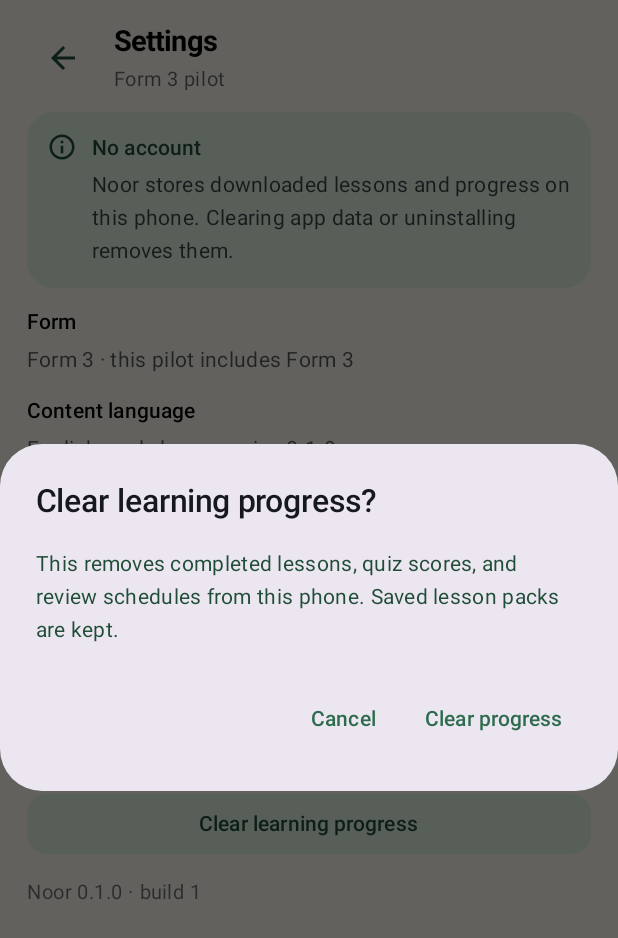
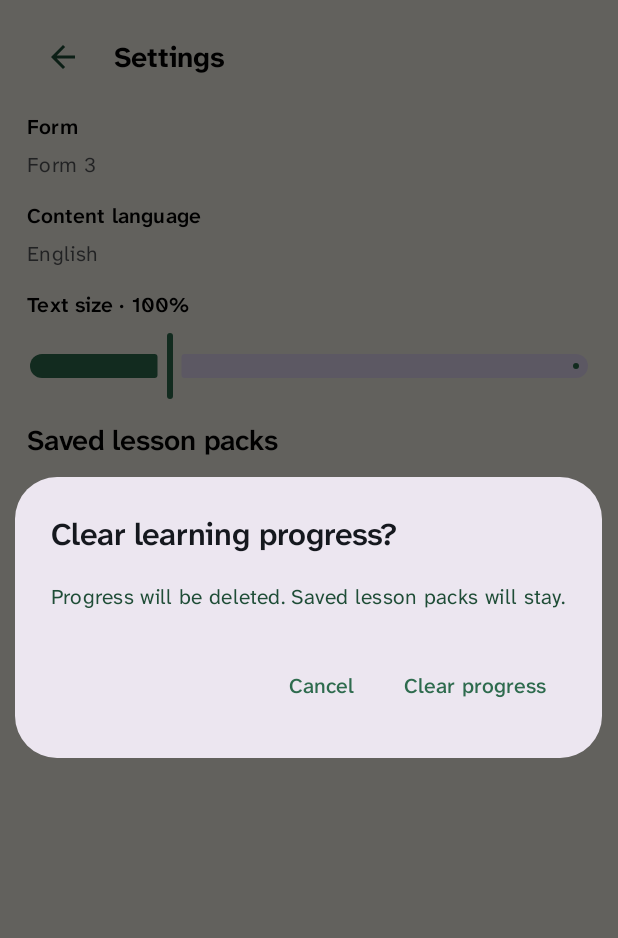
Before and after one commit to 1pagemw/noor-android, an Android app built with Jetpack Compose: the screen it shows after launch (MainActivity), after a tap on "Clear learning progress", on a phone screen of 412 x 824 dp. Shown: the top 938 px of the screen. Run offline under Robolectric (Android 15) with nearby library versions, the phone set to English and light mode, and no system bars; 2 other taps on this screen came first.

Commit message:
refactor: simplify Noor interface copy

```diff
--- a/app/src/main/java/mw/noor/app/ui/NoorApp.kt
+++ b/app/src/main/java/mw/noor/app/ui/NoorApp.kt
@@ -172,7 +172,7 @@ fun NoorApp() {
                                     repository.downloadPack(entry) { percent -> downloadPercent = percent }
                                     dataVersion += 1
                                 } catch (_: Exception) {
-                                    downloadError = "Download did not finish. Check your connection and try again."
+                                    downloadError = "failed"
                                 } finally {
                                     downloadingPackId = ""
                                 }
@@ -285,17 +285,11 @@ private fun WelcomeScreen(onContinue: () -> Unit) {
     ) {
         Text("Noor", style = MaterialTheme.typography.headlineLarge, fontWeight = FontWeight.Bold, color = NoorColors.Moss)
         Spacer(Modifier.height(8.dp))
-        Text("Your Form 3 study companion", style = MaterialTheme.typography.headlineSmall, fontWeight = FontWeight.Bold)
-        Spacer(Modifier.height(12.dp))
-        Text("Learn a topic, practise questions, and review at your own pace. The pilot includes Biology and Physics lesson packs.", style = MaterialTheme.typography.bodyLarge)
-        Spacer(Modifier.height(20.dp))
-        InfoCard(title = "Works offline", body = "Download a subject pack once, then use its lessons and quizzes without a connection.", icon = Icons.Outlined.Download)
-        InfoCard(title = "Your progress stays here", body = "No account is needed. Study progress is stored on this phone and can be cleared in Settings.", icon = Icons.Outlined.Info)
-        InfoCard(title = "Pilot content", body = "These Form 3 lesson packs are drafts awaiting review by a Malawi teacher. They are not official exam advice.", icon = Icons.Outlined.Info)
-        Spacer(Modifier.height(20.dp))
-        PrimaryButton(text = "Start with Form 3", onClick = onContinue)
-        Spacer(Modifier.height(10.dp))
-        Text("Language: English (pilot content)", style = MaterialTheme.typography.bodySmall, color = NoorColors.Ink.copy(alpha = 0.7f))
+        Text("Form 3 · Biology and Physics", style = MaterialTheme.typography.titleMedium, color = NoorColors.MossDark)
+        Spacer(Modifier.height(16.dp))
+        DraftStatusBadge()
+        Spacer(Modifier.height(24.dp))
+        PrimaryButton(text = "Start learning", onClick = onContinue)
     }
 }
 
@@ -339,7 +333,6 @@ private fun LearningTabs(
                 modifier = Modifier.padding(padding),
                 entries = entries,
                 repository = repository,
-                downloadedPacks = downloadedPacks,
                 onOpenPack = onOpenPack,
                 onOpenSettings = onOpenSettings,
                 onContinueLesson = onContinueLesson,
@@ -373,14 +366,12 @@ private fun TodayScreen(
     modifier: Modifier,
     entries: List<ContentCatalogEntry>,
     repository: NoorRepository,
-    downloadedPacks: List<ContentPack>,
     onOpenPack: (ContentCatalogEntry) -> Unit,
     onOpenSettings: () -> Unit,
     onContinueLesson: (mw.noor.app.data.LastLesson) -> Unit,
 ) {
     ScreenColumn(modifier) {
-        ScreenHeader(title = "Noor", subtitle = "Form 3 · Biology and Physics", onSettings = onOpenSettings)
-        Text("Small steps. Strong progress.", style = MaterialTheme.typography.headlineSmall, fontWeight = FontWeight.Bold)
+        ScreenHeader(title = "Noor", subtitle = "", onSettings = onOpenSettings)
         val lastLesson = repository.lastLesson()
         val continueEntry = lastLesson?.let { last -> entries.firstOrNull { it.id == last.packId } }
         val continuePack = continueEntry?.let(repository::loadPack)
@@ -395,18 +386,11 @@ private fun TodayScreen(
                     PrimaryButton(text = "Open lesson", onClick = { onContinueLesson(lastLesson!!) })
                 }
             }
-        } else {
-            InfoCard(
-                title = if (downloadedPacks.isEmpty()) "Choose a subject to begin" else "Your lessons are ready",
-                body = if (downloadedPacks.isEmpty()) "Download Biology or Physics while connected. Lessons and quizzes will then work offline." else "Open a saved pack and continue with a topic.",
-                icon = Icons.Outlined.Download,
-            )
         }
-        Text("Your Form 3 subjects", style = MaterialTheme.typography.titleLarge, fontWeight = FontWeight.SemiBold)
+        Text("Form 3 subjects", style = MaterialTheme.typography.titleLarge, fontWeight = FontWeight.SemiBold)
         entries.forEach { entry ->
             PackCard(entry, downloaded = repository.loadPack(entry) != null, onClick = { onOpenPack(entry) })
         }
-        Text("Progress is saved on this phone. No account is required.", style = MaterialTheme.typography.bodySmall, color = NoorColors.Ink.copy(alpha = 0.68f))
     }
 }
 
@@ -418,25 +402,11 @@ private fun LearnScreen(
     onOpenPack: (ContentCatalogEntry) -> Unit,
     onOpenSettings: () -> Unit,
 ) {
-    val savedSubjects = entries.filter { repository.loadPack(it) != null }
-    val availableSubjects = entries.filter { repository.loadPack(it) == null }
-    val downloadMessage = when {
-        entries.isEmpty() -> "No subject packs are available yet."
-        savedSubjects.isEmpty() -> "Download ${availableSubjects.joinToString(" or ") { it.subject }} while connected. Saved packs can then be used offline."
-        availableSubjects.isEmpty() -> "All available subjects are saved offline: ${savedSubjects.joinToString(", ") { it.subject }}."
-        else -> "Saved offline: ${savedSubjects.joinToString(", ") { it.subject }}. Available to download: ${availableSubjects.joinToString(", ") { it.subject }}."
-    }
     ScreenColumn(modifier) {
-        ScreenHeader("Learn", "Form 3 pilot packs", onOpenSettings)
-        InfoCard(
-            title = if (availableSubjects.isEmpty() && savedSubjects.isNotEmpty()) "All subjects ready offline" else "Offline availability",
-            body = downloadMessage,
-            icon = if (availableSubjects.isEmpty() && savedSubjects.isNotEmpty()) Icons.Outlined.CheckCircle else Icons.Outlined.Download,
-        )
+        ScreenHeader("Learn", "", onOpenSettings)
         entries.forEach { entry ->
             PackCard(entry, downloaded = repository.loadPack(entry) != null, onClick = { onOpenPack(entry) })
         }
-        InfoCard("Draft content", "Topic headings are provisional. A local teacher should review each lesson before classroom use.", Icons.Outlined.Info)
     }
 }
 
@@ -461,7 +431,7 @@ private fun PackCard(entry: ContentCatalogEntry, downloaded: Boolean, onClick: (
             Column(Modifier.weight(1f), verticalArrangement = Arrangement.spacedBy(4.dp)) {
                 Text(entry.subject, style = MaterialTheme.typography.titleMedium, fontWeight = FontWeight.SemiBold)
                 Text("Form ${entry.form} · ${countLabel(entry.topicCount, "topic")}", style = MaterialTheme.typography.bodySmall, color = NoorColors.Ink.copy(alpha = 0.7f))
-                Text(if (downloaded) "Saved offline" else "About ${formatBytes(entry.sizeBytes)} · download to study offline", style = MaterialTheme.typography.bodySmall, color = NoorColors.MossDark)
+                Text(if (downloaded) "Saved offline" else formatBytes(entry.sizeBytes), style = MaterialTheme.typography.bodySmall, color = NoorColors.MossDark)
             }
             Icon(Icons.Outlined.ArrowForward, contentDescription = "Open ${entry.subject}", tint = NoorColors.Moss)
         }
@@ -481,14 +451,12 @@ private fun SubjectScreen(
     onOpenLesson: (ContentTopic, ContentLesson) -> Unit,
     onStartQuiz: (ContentTopic) -> Unit,
 ) {
-    ScreenColumn(Modifier.fillMaxSize(), safeDrawingInsets = true) {
+        ScreenColumn(Modifier.fillMaxSize(), safeDrawingInsets = true) {
         BackHeader(title = entry.subject, subtitle = "Form ${entry.form}", onBack = onBack)
-        Text(entry.description, style = MaterialTheme.typography.bodyLarge)
-        InfoCard(entry.curriculumStatus, "These draft topics need local teacher review before classroom use.", Icons.Outlined.Info)
+        StatusBadge(entry.curriculumStatus)
         if (pack == null) {
             Surface(color = NoorColors.MossDark, shape = RoundedCornerShape(22.dp)) {
                 Column(Modifier.fillMaxWidth().padding(20.dp), verticalArrangement = Arrangement.spacedBy(12.dp)) {
-                    Text("Save this pack for offline study", style = MaterialTheme.typography.titleLarge, fontWeight = FontWeight.SemiBold, color = Color.White)
                     Text("${countLabel(entry.topicCount, "topic")} · about ${formatBytes(entry.sizeBytes)}", color = NoorColors.Mint)
                     if (downloadingPackId == entry.id) {
                         LinearProgressIndicator(progress = { downloadPercent / 100f }, modifier = Modifier.fillMaxWidth(), color = NoorColors.Mint, trackColor = Color.White.copy(alpha = 0.24f))
@@ -502,15 +470,14 @@ private fun SubjectScreen(
                         ) {
                             Icon(Icons.Outlined.Download, contentDescription = null)
                             Spacer(Modifier.width(8.dp))
-                            Text("Download ${entry.subject}")
+                            Text("Download pack")
                         }
                     }
                 }
             }
-            if (downloadError.isNotBlank()) InfoCard("Download not complete", downloadError, Icons.Outlined.Info)
-            Text("Pack downloads use a small HTTPS file and are checked before saving.", style = MaterialTheme.typography.bodySmall, color = NoorColors.Ink.copy(alpha = 0.7f))
+            if (downloadError.isNotBlank()) StatusBadge("Download failed")
         } else {
-            InfoCard("Available offline", "Version ${pack.contentVersion} · ${countLabel(pack.topics.size, "topic")} · stored on this phone", Icons.Outlined.CheckCircle)
+            Text("Saved offline · Version ${pack.contentVersion}", style = MaterialTheme.typography.bodySmall, color = NoorColors.MossDark)
             pack.topics.forEach { topic ->
                 val topicProgress = repository.topicProgress(topic.id)
                 TopicCard(
@@ -536,7 +503,6 @@ private fun TopicCard(
     Card(colors = CardDefaults.cardColors(containerColor = Color.White), shape = RoundedCornerShape(18.dp), border = BorderStroke(1.dp, NoorColors.Mint)) {
         Column(Modifier.fillMaxWidth().padding(16.dp), verticalArrangement = Arrangement.spacedBy(10.dp)) {
             Text(topic.title, style = MaterialTheme.typography.titleMedium, fontWeight = FontWeight.SemiBold)
-            Text(topic.description, style = MaterialTheme.typography.bodySmall, color = NoorColors.Ink.copy(alpha = 0.72f))
             topic.lessons.forEach { lesson ->
                 Row(verticalAlignment = Alignment.CenterVertically, horizontalArrangement = Arrangement.spacedBy(8.dp)) {
                     Icon(if (lesson.id in completedLessons) Icons.Outlined.CheckCircle else Icons.Outlined.MenuBook, contentDescription = null, tint = NoorColors.Moss, modifier = Modifier.size(19.dp))
@@ -572,8 +538,8 @@ private fun LessonScreen(
     ScreenColumn(Modifier.fillMaxSize(), safeDrawingInsets = true) {
         BackHeader(title = pack.subject, subtitle = topic.title, onBack = onBack)
         Text(lesson.title, style = MaterialTheme.typography.headlineSmall, fontWeight = FontWeight.Bold)
-        Text("About ${countLabel(lesson.readTimeMinutes, "minute")} · Form ${pack.form}", style = MaterialTheme.typography.bodySmall, color = NoorColors.Ink.copy(alpha = 0.68f))
-        InfoCard(pack.curriculumStatus, "Use this draft to study, and ask a teacher to verify syllabus details.", Icons.Outlined.Info)
+        Text(countLabel(lesson.readTimeMinutes, "minute"), style = MaterialTheme.typography.bodySmall, color = NoorColors.Ink.copy(alpha = 0.68f))
+        StatusBadge(pack.curriculumStatus)
         lesson.sections.forEach { section ->
             Column(verticalArrangement = Arrangement.spacedBy(6.dp)) {
                 Text(section.heading, style = MaterialTheme.typography.titleLarge, fontWeight = FontWeight.SemiBold, color = NoorColors.MossDark)
@@ -632,11 +598,11 @@ private fun ReviewScreen(
         pack.topics.filter { it.id in dueIds }.map { entry to it }
     }
     ScreenColumn(modifier) {
-        ScreenHeader("Review", "Your private practice queue")
+        ScreenHeader("Review", "")
         if (downloadedPacks.isEmpty()) {
-            InfoCard("Download a subject first", "Open Learn and save Biology or Physics to use its lessons and quizzes offline.", Icons.Outlined.Download)
+            Text("No saved subjects", style = MaterialTheme.typography.titleMedium, color = NoorColors.MossDark)
         } else if (dueTopics.isEmpty()) {
-            InfoCard("Nothing is due right now", "A topic becomes due after a practice session. You can still practise any saved topic below.", Icons.Outlined.CheckCircle)
+            Text("Nothing due", style = MaterialTheme.typography.titleMedium, color = NoorColors.MossDark)
         } else {
             Text("Due now · ${countLabel(dueTopics.size, "topic")}", style = MaterialTheme.typography.titleLarge, fontWeight = FontWeight.SemiBold)
             dueTopics.forEach { (entry, topic) -> ReviewCard(entry, topic, repository.topicProgress(topic.id), onStartReview) }
@@ -685,19 +651,18 @@ private fun ProgressScreen(
     val summary = remember(dataVersion, downloadedPacks) { repository.progressSummary(downloadedPacks) }
     val completedLessonIds = remember(dataVersion) { repository.completedLessonIds() }
     ScreenColumn(modifier) {
-        ScreenHeader("Your progress", "Stored on this phone")
+        ScreenHeader("Your progress", "")
         Row(horizontalArrangement = Arrangement.spacedBy(12.dp)) {
             MetricCard("${summary.completedLessons}/${summary.totalLessons}", "lessons complete", Modifier.weight(1f))
             val accuracy = if (summary.answeredQuestions == 0) "—" else "${summary.correctAnswers * 100 / summary.answeredQuestions}%"
             MetricCard(accuracy, "practice accuracy", Modifier.weight(1f))
         }
-        InfoCard(
-            "${countLabel(summary.quizzesCompleted, "practice session")} completed",
-            "${countLabel(summary.dueTopicIds.size, "topic")} due for another look.",
-            Icons.Outlined.BarChart,
-        )
+        Row(horizontalArrangement = Arrangement.spacedBy(12.dp)) {
+            MetricCard(summary.quizzesCompleted.toString(), "sessions", Modifier.weight(1f))
+            MetricCard(summary.dueTopicIds.size.toString(), "topics due", Modifier.weight(1f))
+        }
         if (downloadedPacks.isEmpty()) {
-            InfoCard("Progress starts here", "Download Biology or Physics to see lesson and practice progress.", Icons.Outlined.Download)
+            Text("No saved subjects", style = MaterialTheme.typography.titleMedium, color = NoorColors.MossDark)
         } else {
             downloadedPacks.forEach { pack ->
                 Text("${pack.subject} · Form ${pack.form}", style = MaterialTheme.typography.titleMedium, fontWeight = FontWeight.SemiBold)
@@ -747,18 +712,16 @@ private fun SettingsScreen(
 ) {
     var confirmClear by rememberSaveable { mutableStateOf(false) }
     ScreenColumn(Modifier.fillMaxSize(), safeDrawingInsets = true) {
-        BackHeader("Settings", "Form 3 pilot", onBack)
-        InfoCard("No account", "Noor stores downloaded lessons and progress on this phone. Clearing app data or uninstalling removes them.", Icons.Outlined.Info)
-        SettingLine("Form", "Form ${repository.selectedForm()} · this pilot includes Form 3")
-        SettingLine("Content language", if (repository.language() == "en") "English · only language in v0.1.0" else repository.language())
+        BackHeader("Settings", "", onBack)
+        SettingLine("Form", "Form ${repository.selectedForm()}")
+        SettingLine("Content language", if (repository.language() == "en") "English" else repository.language())
         Column(verticalArrangement = Arrangement.spacedBy(6.dp)) {
             Text("Text size · ${(textScale * 100).roundToInt()}%", style = MaterialTheme.typography.titleSmall, fontWeight = FontWeight.SemiBold)
             Slider(value = textScale, onValueChange = onTextScaleChange, valueRange = 0.9f..1.3f)
-            Text("Uses your phone's display size, with an optional Noor adjustment.", style = MaterialTheme.typography.bodySmall, color = NoorColors.Ink.copy(alpha = 0.68f))
         }
         Text("Saved lesson packs", style = MaterialTheme.typography.titleLarge, fontWeight = FontWeight.SemiBold)
         val storedBytes = repository.downloadedBytes(entries)
-        Text("${formatBytes(storedBytes)} stored by Noor", style = MaterialTheme.typography.bodySmall, color = NoorColors.Ink.copy(alpha = 0.68f))
+        Text(formatBytes(storedBytes), style = MaterialTheme.typography.bodySmall, color = NoorColors.Ink.copy(alpha = 0.68f))
         entries.forEach { entry ->
             val pack = repository.loadPack(entry)
             if (pack != null) {
@@ -787,7 +750,7 @@ private fun SettingsScreen(
         AlertDialog(
             onDismissRequest = { confirmClear = false },
             title = { Text("Clear learning progress?") },
-            text = { Text("This removes completed lessons, quiz scores, and review schedules from this phone. Saved lesson packs are kept.") },
+            text = { Text("Progress will be deleted. Saved lesson packs will stay.") },
             confirmButton = {
                 TextButton(onClick = {
                     repository.clearProgress()
@@ -824,14 +787,12 @@ private fun QuizScreen(
             BackHeader("Practice complete", topic.title, onBack)
             Text("${correctCount * 100 / questions.size}%", style = MaterialTheme.typography.displaySmall, fontWeight = FontWeight.Bold, color = NoorColors.Moss)
             Text("$correctCount of ${questions.size} correct", style = MaterialTheme.typography.titleLarge, fontWeight = FontWeight.SemiBold)
-            InfoCard(
-                title = when {
+            StatusBadge(
+                text = when {
                     correctCount * 100 / questions.size >= 80 -> "Strong work"
                     correctCount * 100 / questions.size >= 60 -> "Good start"
-                    else -> "This topic is due for another review"
+                    else -> "Review recommended"
                 },
-                body = "Your result is saved on this phone. Missed topics are scheduled sooner; strong results are spaced out over time.",
-                icon = Icons.Outlined.Refresh,
             )
             PrimaryButton(text = "Finish review", onClick = { onFinished(correctCount, questions.size) })
         }
@@ -892,7 +853,6 @@ private fun QuizScreen(
                 }
             },
         )
-        Text("Practice is saved only after you finish the session.", style = MaterialTheme.typography.bodySmall, color = NoorColors.Ink.copy(alpha = 0.62f))
     }
 }
 
@@ -900,7 +860,7 @@ private fun QuizScreen(
 private fun MissingContentScreen(onBack: () -> Unit) {
     ScreenColumn(Modifier.fillMaxSize(), safeDrawingInsets = true) {
         BackHeader("Content unavailable", "", onBack)
-        InfoCard("This lesson is not saved", "Return to Learn and download the subject pack while connected.", Icons.Outlined.Download)
+        StatusBadge("Lesson not saved")
         PrimaryButton("Back to Noor", onBack)
     }
 }
@@ -923,7 +883,7 @@ private fun ScreenHeader(title: String, subtitle: String, onSettings: (() -> Uni
     Row(Modifier.fillMaxWidth(), verticalAlignment = Alignment.CenterVertically) {
         Column(Modifier.weight(1f), verticalArrangement = Arrangement.spacedBy(2.dp)) {
             Text(title, style = MaterialTheme.typography.headlineMedium, fontWeight = FontWeight.Bold, color = NoorColors.Ink)
-            Text(subtitle, style = MaterialTheme.typography.bodySmall, color = NoorColors.MossDark)
+            if (subtitle.isNotBlank()) Text(subtitle, style = MaterialTheme.typography.bodySmall, color = NoorColors.MossDark)
         }
         if (onSettings != null) IconButton(onClick = onSettings) { Icon(Icons.Outlined.Settings, contentDescription = "Settings", tint = NoorColors.Moss) }
     }
@@ -950,6 +910,23 @@ private fun InfoCard(title: String, body: String, icon: ImageVector) {
                 Text(body, style = MaterialTheme.typography.bodyMedium, color = NoorColors.Ink.copy(alpha = 0.82f))
             }
         }
+    }
+}
+
+@Composable
+private fun DraftStatusBadge() {
+    StatusBadge("Draft · teacher review")
+}
+
+@Composable
+private fun StatusBadge(text: String) {
+    Surface(color = NoorColors.Mint, shape = RoundedCornerShape(50)) {
+        Text(
+            text,
+            modifier = Modifier.padding(horizontal = 12.dp, vertical = 8.dp),
+            style = MaterialTheme.typography.labelMedium,
+            color = NoorColors.MossDark,
+        )
     }
 }
 
--- a/app/src/main/java/mw/noor/app/ui/theme/Theme.kt
+++ b/app/src/main/java/mw/noor/app/ui/theme/Theme.kt
@@ -32,23 +32,23 @@ private val NoorFontFamily = FontFamily(
     Font(R.font.atkinson_hyperlegible_next_bold, FontWeight.Bold),
 )
 
-private val NoorTypography = Typography(defaultFontFamily = NoorFontFamily).let { defaults ->
+private val NoorTypography = Typography().let { defaults ->
     defaults.copy(
-        displayLarge = defaults.displayLarge.copy(fontSize = 48.sp, lineHeight = 56.sp, fontWeight = FontWeight.Bold),
-        displayMedium = defaults.displayMedium.copy(fontSize = 40.sp, lineHeight = 48.sp, fontWeight = FontWeight.Bold),
-        displaySmall = defaults.displaySmall.copy(fontSize = 34.sp, lineHeight = 42.sp, fontWeight = FontWeight.Bold),
-        headlineLarge = defaults.headlineLarge.copy(fontSize = 28.sp, lineHeight = 36.sp, fontWeight = FontWeight.Bold),
-        headlineMedium = defaults.headlineMedium.copy(fontSize = 24.sp, lineHeight = 32.sp, fontWeight = FontWeight.Bold),
-        headlineSmall = defaults.headlineSmall.copy(fontSize = 21.sp, lineHeight = 29.sp, fontWeight = FontWeight.SemiBold),
-        titleLarge = defaults.titleLarge.copy(fontSize = 19.sp, lineHeight = 27.sp, fontWeight = FontWeight.SemiBold),
-        titleMedium = defaults.titleMedium.copy(fontSize = 16.sp, lineHeight = 24.sp, fontWeight = FontWeight.SemiBold),
-        titleSmall = defaults.titleSmall.copy(fontSize = 14.sp, lineHeight = 21.sp, fontWeight = FontWeight.SemiBold),
-        bodyLarge = defaults.bodyLarge.copy(fontSize = 15.sp, lineHeight = 24.sp, fontWeight = FontWeight.Normal),
-        bodyMedium = defaults.bodyMedium.copy(fontSize = 14.sp, lineHeight = 22.sp, fontWeight = FontWeight.Normal),
-        bodySmall = defaults.bodySmall.copy(fontSize = 13.sp, lineHeight = 19.sp, fontWeight = FontWeight.Normal),
-        labelLarge = defaults.labelLarge.copy(fontSize = 14.sp, lineHeight = 20.sp, fontWeight = FontWeight.Medium),
-        labelMedium = defaults.labelMedium.copy(fontSize = 12.sp, lineHeight = 17.sp, fontWeight = FontWeight.Medium),
-        labelSmall = defaults.labelSmall.copy(fontSize = 11.sp, lineHeight = 16.sp, fontWeight = FontWeight.Medium),
+        displayLarge = defaults.displayLarge.copy(fontFamily = NoorFontFamily, fontSize = 48.sp, lineHeight = 56.sp, fontWeight = FontWeight.Bold),
+        displayMedium = defaults.displayMedium.copy(fontFamily = NoorFontFamily, fontSize = 40.sp, lineHeight = 48.sp, fontWeight = FontWeight.Bold),
+        displaySmall = defaults.displaySmall.copy(fontFamily = NoorFontFamily, fontSize = 34.sp, lineHeight = 42.sp, fontWeight = FontWeight.Bold),
+        headlineLarge = defaults.headlineLarge.copy(fontFamily = NoorFontFamily, fontSize = 28.sp, lineHeight = 36.sp, fontWeight = FontWeight.Bold),
+        headlineMedium = defaults.headlineMedium.copy(fontFamily = NoorFontFamily, fontSize = 24.sp, lineHeight = 32.sp, fontWeight = FontWeight.Bold),
+        headlineSmall = defaults.headlineSmall.copy(fontFamily = NoorFontFamily, fontSize = 21.sp, lineHeight = 29.sp, fontWeight = FontWeight.SemiBold),
+        titleLarge = defaults.titleLarge.copy(fontFamily = NoorFontFamily, fontSize = 19.sp, lineHeight = 27.sp, fontWeight = FontWeight.SemiBold),
+        titleMedium = defaults.titleMedium.copy(fontFamily = NoorFontFamily, fontSize = 16.sp, lineHeight = 24.sp, fontWeight = FontWeight.SemiBold),
+        titleSmall = defaults.titleSmall.copy(fontFamily = NoorFontFamily, fontSize = 14.sp, lineHeight = 21.sp, fontWeight = FontWeight.SemiBold),
+        bodyLarge = defaults.bodyLarge.copy(fontFamily = NoorFontFamily, fontSize = 15.sp, lineHeight = 24.sp, fontWeight = FontWeight.Normal),
+        bodyMedium = defaults.bodyMedium.copy(fontFamily = NoorFontFamily, fontSize = 14.sp, lineHeight = 22.sp, fontWeight = FontWeight.Normal),
+        bodySmall = defaults.bodySmall.copy(fontFamily = NoorFontFamily, fontSize = 13.sp, lineHeight = 19.sp, fontWeight = FontWeight.Normal),
+        labelLarge = defaults.labelLarge.copy(fontFamily = NoorFontFamily, fontSize = 14.sp, lineHeight = 20.sp, fontWeight = FontWeight.Medium),
+        labelMedium = defaults.labelMedium.copy(fontFamily = NoorFontFamily, fontSize = 12.sp, lineHeight = 17.sp, fontWeight = FontWeight.Medium),
+        labelSmall = defaults.labelSmall.copy(fontFamily = NoorFontFamily, fontSize = 11.sp, lineHeight = 16.sp, fontWeight = FontWeight.Medium),
     )
 }
 
```
Also changed, not shown: 1 other file.
